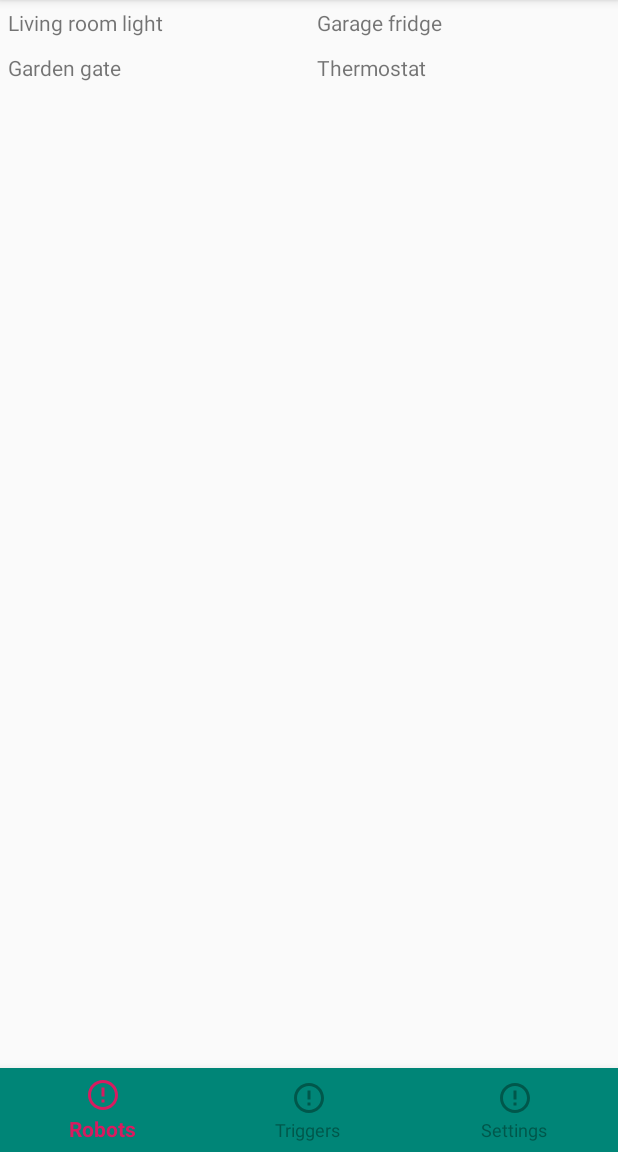
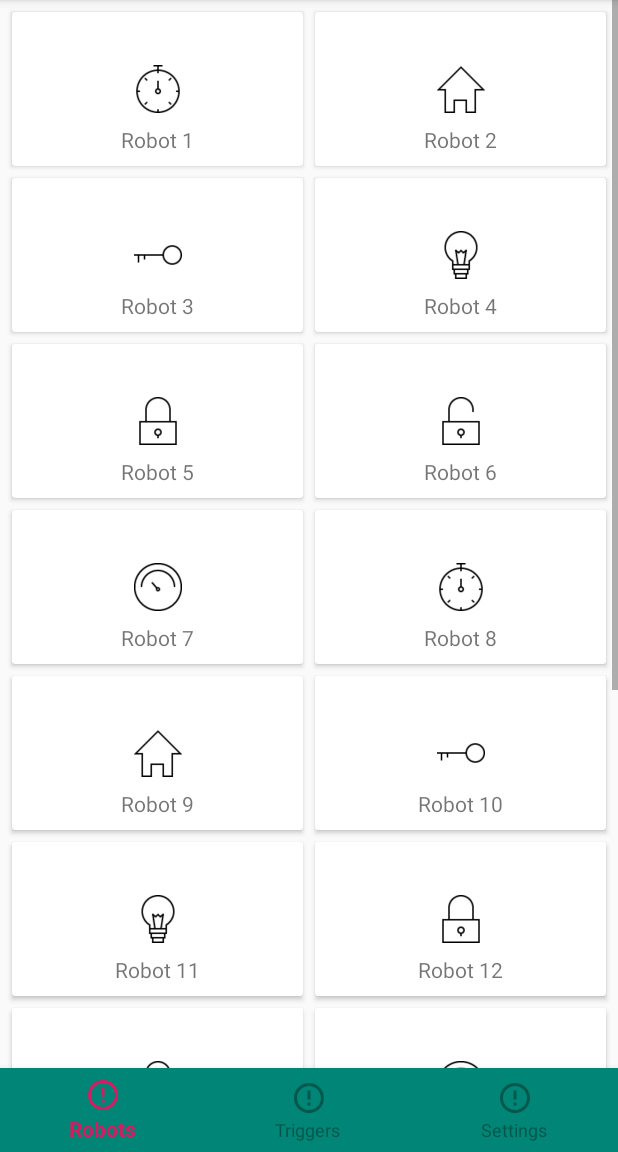
Before and after one commit to zoeyfyi/SmartHomeAdapters, an Android app: the RobotsFragment screen opened directly, with no data from a screen before it, on a phone screen of 412 x 824 dp, the part 84-1236 px from its top. Run offline under Robolectric (Android 15) with nearby library versions, the phone set to English and light mode, and no system bars.

Commit message:
feat(android): create card view for robots in robot list
I have added some icons which look reasonably good, we might want to look for a better set later.

```diff
--- a/android/app/src/main/java/com/github/halspals/smarthomeadapters/smarthomeadapters/RobotAdapter.kt
+++ b/android/app/src/main/java/com/github/halspals/smarthomeadapters/smarthomeadapters/RobotAdapter.kt
@@ -1,33 +1,42 @@
 package com.github.halspals.smarthomeadapters.smarthomeadapters
 
 import android.content.Context
+import android.view.LayoutInflater
 import android.view.View
 import android.view.ViewGroup
 import android.widget.BaseAdapter
+import android.widget.ImageView
 import android.widget.TextView
 import com.github.halspals.smarthomeadapters.smarthomeadapters.model.Robot
 
+
 class RobotAdapter (private val context: Context) :  BaseAdapter() {
 
-    private val robots = arrayOf(
-        Robot("Living room light"),
-        Robot("Garage fridge"),
-        Robot("Garden gate"),
-        Robot("Thermostat")
+    private val robotIcons = listOf<Int>(
+        R.drawable.basic_accelerator,
+        R.drawable.basic_chronometer,
+        R.drawable.basic_home,
+        R.drawable.basic_key,
+        R.drawable.basic_lightbulb,
+        R.drawable.basic_lock,
+        R.drawable.basic_lock_open
     )
 
+    private val robots = (1..20).map {
+        Robot("Robot $it", robotIcons[it % robotIcons.size])
+    }
+
     override fun getView(position: Int, convertView: View?, parent: ViewGroup?): View {
-        val textView: TextView
-        if (convertView == null) {
-            // if it's not recycled, initialize some attributes
-            textView = TextView(context)
-            textView.setPadding(8, 8, 8, 8)
-        } else {
-            textView = convertView as TextView
-        }
+        val inflater = context.getSystemService(Context.LAYOUT_INFLATER_SERVICE) as LayoutInflater
+        val view: View = convertView ?: inflater.inflate(R.layout.view_robot_card, parent, false)
 
-        textView.text = robots[position].nickname
-        return textView
+        val robotIcon = view.findViewById<ImageView>(R.id.robot_icon_image_view)
+        val robotNickname = view.findViewById<TextView>(R.id.robot_nickname_text_view)
+
+        robotIcon.setImageResource(robots[position].iconDrawable)
+        robotNickname.text = robots[position].nickname
+
+        return view
     }
 
     override fun getItem(position: Int): Any = robots[position]
--- a/android/app/src/main/java/com/github/halspals/smarthomeadapters/smarthomeadapters/model/Robot.kt
+++ b/android/app/src/main/java/com/github/halspals/smarthomeadapters/smarthomeadapters/model/Robot.kt
@@ -1,5 +1,6 @@
 package com.github.halspals.smarthomeadapters.smarthomeadapters.model
 
-data class Robot (
-    val nickname: String
+data class Robot(
+    val nickname: String,
+    val iconDrawable: Int
 )
--- a/android/app/src/main/res/layout/fragment_robots.xml
+++ b/android/app/src/main/res/layout/fragment_robots.xml
@@ -7,7 +7,15 @@
     tools:context=".RobotsFragment">
 
     <GridView
-            android:layout_width="match_parent"
-            android:layout_height="match_parent" android:id="@+id/RobotGrid" android:numColumns="2"/>
+        android:layout_width="match_parent"
+        android:layout_height="match_parent"
+        android:id="@+id/RobotGrid"
+        android:numColumns="2"
+        android:verticalSpacing="8dp"
+        android:horizontalSpacing="8dp"
+        android:padding="8dp"
+        android:clipToPadding="false"
+        android:scrollbarStyle="outsideOverlay"
+    />
 
 </android.support.constraint.ConstraintLayout>
--- /dev/null
+++ b/android/app/src/main/res/layout/view_robot_card.xml
@@ -0,0 +1,29 @@
+<?xml version="1.0" encoding="utf-8"?>
+<android.support.design.card.MaterialCardView xmlns:android="http://schemas.android.com/apk/res/android"
+                                              xmlns:app="http://schemas.android.com/apk/res-auto"
+                                              xmlns:tools="http://schemas.android.com/tools"
+                                              android:layout_width="match_parent"
+                                              android:layout_height="match_parent" android:padding="16dp"
+>
+
+    <android.support.constraint.ConstraintLayout
+            android:layout_width="match_parent"
+            android:layout_height="match_parent">
+
+        <ImageView
+                android:layout_width="32dp"
+                android:layout_height="32dp"
+                android:id="@+id/robot_icon_image_view" app:layout_constraintEnd_toEndOf="parent"
+                android:layout_marginEnd="8dp" app:layout_constraintStart_toStartOf="parent"
+                android:layout_marginStart="8dp" android:layout_marginBottom="8dp"
+                app:layout_constraintBottom_toBottomOf="parent" android:layout_marginTop="8dp"
+                app:layout_constraintTop_toTopOf="parent"/>
+        <TextView
+                android:layout_width="wrap_content"
+                android:layout_height="wrap_content" android:id="@+id/robot_nickname_text_view"
+                app:layout_constraintEnd_toEndOf="parent" android:layout_marginEnd="8dp"
+                app:layout_constraintStart_toStartOf="parent" android:layout_marginStart="8dp"
+                android:layout_marginBottom="8dp" app:layout_constraintBottom_toBottomOf="parent"
+                android:layout_marginTop="8dp" app:layout_constraintTop_toBottomOf="@+id/robot_icon_image_view"/>
+    </android.support.constraint.ConstraintLayout>
+</android.support.design.card.MaterialCardView>
```
Also changed, not shown: android/app/src/main/res/drawable-v24/basic_accelerator.png (added), android/app/src/main/res/drawable-v24/basic_chronometer.png (added), android/app/src/main/res/drawable-v24/basic_home.png (added), android/app/src/main/res/drawable-v24/basic_key.png (added), android/app/src/main/res/drawable-v24/basic_lightbulb.png (added), android/app/src/main/res/drawable-v24/basic_lock.png (added), android/app/src/main/res/drawable-v24/basic_lock_open.png (added).
